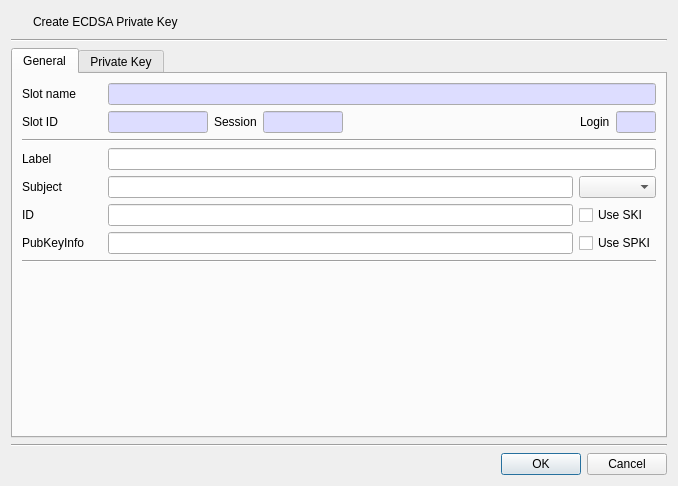
Before: the Qt Designer form CryptokiMan/create_ec_pri_key_dlg.ui in jykim74/CryptokiMan, drawn with Qt 5.
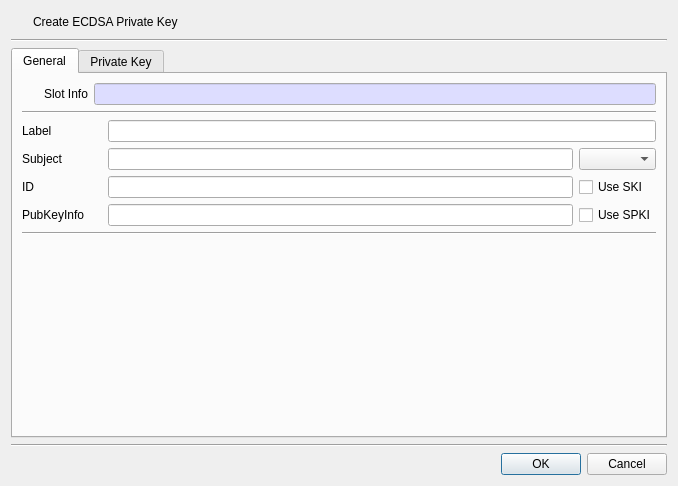
After: the same form once the commit is applied. Icons and pictures are not drawn.

Diff of the .ui file:
```diff
--- a/CryptokiMan/create_ec_pri_key_dlg.ui
+++ b/CryptokiMan/create_ec_pri_key_dlg.ui
@@ -73,21 +73,8 @@
          <property name="topMargin">
           <number>0</number>
          </property>
-         <item row="0" column="0">
-          <widget class="QLabel" name="label">
-           <property name="minimumSize">
-            <size>
-             <width>80</width>
-             <height>0</height>
-            </size>
-           </property>
-           <property name="text">
-            <string>Slot name</string>
-           </property>
-          </widget>
-         </item>
-         <item row="0" column="1">
-          <widget class="QLineEdit" name="mSlotNameText">
+         <item row="0" column="2">
+          <widget class="QLineEdit" name="mSlotInfoText">
            <property name="palette">
             <palette>
              <active>
@@ -120,203 +107,45 @@
            </property>
           </widget>
          </item>
-        </layout>
-       </item>
-       <item>
-        <layout class="QGridLayout" name="gridLayout_3">
-         <property name="topMargin">
-          <number>0</number>
-         </property>
-         <item row="0" column="3">
-          <widget class="QLineEdit" name="mSessionText">
-           <property name="maximumSize">
-            <size>
-             <width>80</width>
-             <height>16777215</height>
-            </size>
-           </property>
-           <property name="palette">
-            <palette>
-             <active>
-              <colorrole role="Base">
-               <brush brushstyle="SolidPattern">
-                <color alpha="255">
-                 <red>221</red>
-                 <green>221</green>
-                 <blue>255</blue>
-                </color>
-               </brush>
-              </colorrole>
-             </active>
-             <inactive>
-              <colorrole role="Base">
-               <brush brushstyle="SolidPattern">
-                <color alpha="255">
-                 <red>221</red>
-                 <green>221</green>
-                 <blue>255</blue>
-                </color>
-               </brush>
-              </colorrole>
-             </inactive>
-             <disabled>
-              <colorrole role="Base">
-               <brush brushstyle="SolidPattern">
-                <color alpha="255">
-                 <red>240</red>
-                 <green>240</green>
-                 <blue>240</blue>
-                </color>
-               </brush>
-              </colorrole>
-             </disabled>
-            </palette>
-           </property>
-           <property name="readOnly">
-            <bool>true</bool>
-           </property>
-          </widget>
-         </item>
          <item row="0" column="1">
-          <widget class="QLineEdit" name="mSlotIDText">
-           <property name="maximumSize">
+          <widget class="QLabel" name="label">
+           <property name="minimumSize">
             <size>
-             <width>100</width>
-             <height>16777215</height>
+             <width>0</width>
+             <height>0</height>
             </size>
            </property>
-           <property name="palette">
-            <palette>
-             <active>
-              <colorrole role="Base">
-               <brush brushstyle="SolidPattern">
-                <color alpha="255">
-                 <red>221</red>
-                 <green>221</green>
-                 <blue>255</blue>
-                </color>
-               </brush>
-              </colorrole>
-             </active>
-             <inactive>
-              <colorrole role="Base">
-               <brush brushstyle="SolidPattern">
-                <color alpha="255">
-                 <red>221</red>
-                 <green>221</green>
-                 <blue>255</blue>
-                </color>
-               </brush>
-              </colorrole>
-             </inactive>
-             <disabled>
-              <colorrole role="Base">
-               <brush brushstyle="SolidPattern">
-                <color alpha="255">
-                 <red>240</red>
-                 <green>240</green>
-                 <blue>240</blue>
-                </color>
-               </brush>
-              </colorrole>
-             </disabled>
-            </palette>
-           </property>
-           <property name="readOnly">
-            <bool>true</bool>
-           </property>
-          </widget>
-         </item>
-         <item row="0" column="5">
-          <widget class="QLabel" name="label_8">
            <property name="text">
-            <string>Login</string>
-           </property>
-          </widget>
-         </item>
-         <item row="0" column="6">
-          <widget class="QLineEdit" name="mLoginText">
-           <property name="maximumSize">
-            <size>
-             <width>40</width>
-             <height>16777215</height>
-            </size>
-           </property>
-           <property name="palette">
-            <palette>
-             <active>
-              <colorrole role="Base">
-               <brush brushstyle="SolidPattern">
-                <color alpha="255">
-                 <red>221</red>
-                 <green>221</green>
-                 <blue>255</blue>
-                </color>
-               </brush>
-              </colorrole>
-             </active>
-             <inactive>
-              <colorrole role="Base">
-               <brush brushstyle="SolidPattern">
-                <color alpha="255">
-                 <red>221</red>
-                 <green>221</green>
-                 <blue>255</blue>
-                </color>
-               </brush>
-              </colorrole>
-             </inactive>
-             <disabled>
-              <colorrole role="Base">
-               <brush brushstyle="SolidPattern">
-                <color alpha="255">
-                 <red>240</red>
-                 <green>240</green>
-                 <blue>240</blue>
-                </color>
-               </brush>
-              </colorrole>
-             </disabled>
-            </palette>
-           </property>
-           <property name="readOnly">
-            <bool>true</bool>
-           </property>
-          </widget>
-         </item>
-         <item row="0" column="2">
-          <widget class="QLabel" name="label_7">
-           <property name="text">
-            <string>Session</string>
+            <string>Slot Info</string>
            </property>
           </widget>
          </item>
          <item row="0" column="0">
-          <widget class="QLabel" name="label_3">
+          <widget class="QPushButton" name="mSlotBtn">
            <property name="minimumSize">
             <size>
-             <width>80</width>
+             <width>16</width>
              <height>0</height>
             </size>
            </property>
+           <property name="maximumSize">
+            <size>
+             <width>16</width>
+             <height>16777215</height>
+            </size>
+           </property>
            <property name="text">
-            <string>Slot ID</string>
+            <string/>
+           </property>
+           <property name="icon">
+            <iconset resource="cryptokiman.qrc">
+             <normaloff>:/images/slot.png</normaloff>:/images/slot.png</iconset>
+           </property>
+           <property name="flat">
+            <bool>true</bool>
            </property>
           </widget>
          </item>
-         <item row="0" column="4">
-          <spacer name="horizontalSpacer">
-           <property name="orientation">
-            <enum>Qt::Horizontal</enum>
-           </property>
-           <property name="sizeHint" stdset="0">
-            <size>
-             <width>40</width>
-             <height>20</height>
-            </size>
-           </property>
-          </spacer>
-         </item>
         </layout>
        </item>
        <item>
```
Left out of the diff: 5 changed lines with no effect on the pictures.
